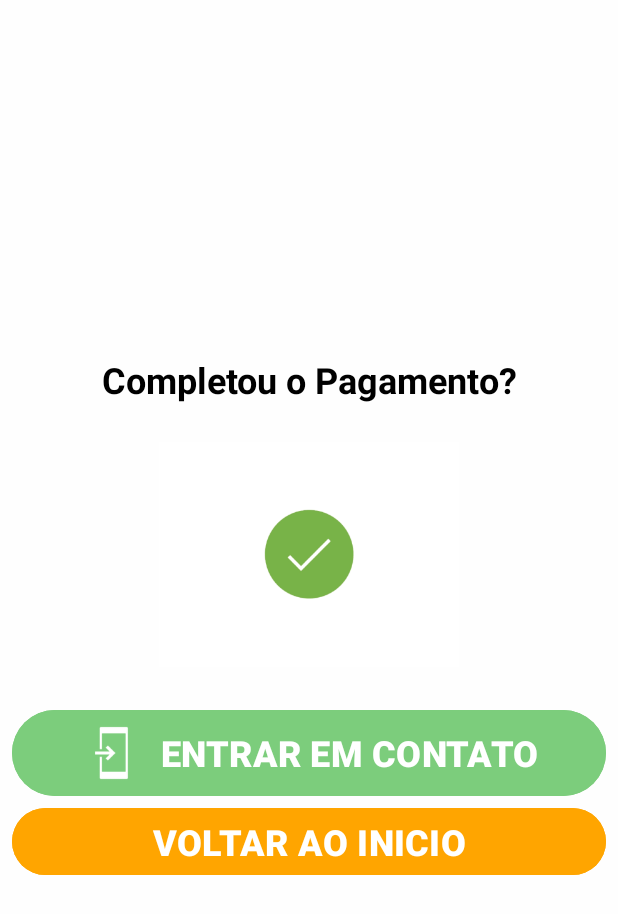
After one commit to gustavodias24/PediQueEuLevo, an Android app: the InstrucaoActivity screen opened directly, with no data from a screen before it, on a phone screen of 412 x 824 dp. The commit adds this screen. Shown: the top 914 px of the screen. Run offline under Robolectric (Android 15) with nearby library versions, the phone set to English and light mode, and no system bars; 1 statement that could not run was skipped.

Commit message:
app concluído

```diff
--- a/app/build.gradle.kts
+++ b/app/build.gradle.kts
@@ -36,6 +36,7 @@ android {
 
 dependencies {
 
+    implementation("pl.droidsonroids.gif:android-gif-drawable:1.2.28")
     implementation("com.squareup.retrofit2:retrofit:2.9.0")
     implementation("com.squareup.picasso:picasso:2.8")
     implementation("io.github.vicmikhailau:MaskedEditText:5.0.1")
--- /dev/null
+++ b/app/src/main/java/benicio/solucoes/pdiqueeulevo/InstrucaoActivity.java
@@ -0,0 +1,66 @@
+package benicio.solucoes.pdiqueeulevo;
+
+import androidx.appcompat.app.AppCompatActivity;
+import androidx.appcompat.app.AppCompatDelegate;
+
+import android.content.Intent;
+import android.net.Uri;
+import android.os.Bundle;
+
+import java.io.UnsupportedEncodingException;
+import java.net.URLEncoder;
+
+import benicio.solucoes.pdiqueeulevo.databinding.ActivityInstrucaoBinding;
+
+public class InstrucaoActivity extends AppCompatActivity {
+
+    private ActivityInstrucaoBinding mainBinding;
+
+    private Bundle b;
+    private String infoPedido;
+    @Override
+    protected void onCreate(Bundle savedInstanceState) {
+        super.onCreate(savedInstanceState);
+        mainBinding = ActivityInstrucaoBinding.inflate(getLayoutInflater());
+        setContentView(mainBinding.getRoot());
+
+        AppCompatDelegate.setDefaultNightMode(AppCompatDelegate.MODE_NIGHT_NO);
+
+        mainBinding.btnVoltarAoInicio.setOnClickListener( view -> {
+            finish();
+            startActivity(new Intent(this, LojaActivity.class));
+        });
+
+        b = getIntent().getExtras();
+        infoPedido = b.getString("infoPedido", "");
+
+
+        mainBinding.btnZap.setOnClickListener(
+                view ->
+                startActivity(new Intent(
+                        Intent.ACTION_VIEW, Uri.parse(convertToWhatsappLink("5591984044333", infoPedido))
+                )));
+    }
+
+
+    public static String convertToWhatsappLink(String phoneNumber, String message) {
+        try {
+            // Remover caracteres não numéricos do número de telefone
+            String cleanPhoneNumber = phoneNumber.replaceAll("[^0-9]", "");
+
+            // URL encode para a mensagem
+            String encodedMessage = URLEncoder.encode(message, "UTF-8");
+
+            // Criar o link do WhatsApp
+            String whatsappLink = "https://wa.me/" + cleanPhoneNumber;
+            if (!encodedMessage.isEmpty()) {
+                whatsappLink += "?text=" + encodedMessage;
+            }
+
+            return whatsappLink;
+
+        } catch (UnsupportedEncodingException ignored) {}
+
+        return null;
+    }
+}
--- a/app/src/main/java/benicio/solucoes/pdiqueeulevo/util/CarrinhoUtil.java
+++ b/app/src/main/java/benicio/solucoes/pdiqueeulevo/util/CarrinhoUtil.java
@@ -24,7 +24,7 @@ public class CarrinhoUtil {
 
         if ( t == 0){
             Toast.makeText(c, "Produto Adicionado!", Toast.LENGTH_SHORT).show();
-        }else{
+        }else if ( t == 1){
             Toast.makeText(c, "Produto Removido!", Toast.LENGTH_SHORT).show();
         }
 
--- /dev/null
+++ b/app/src/main/res/layout/activity_instrucao.xml
@@ -0,0 +1,56 @@
+<?xml version="1.0" encoding="utf-8"?>
+<LinearLayout xmlns:android="http://schemas.android.com/apk/res/android"
+    xmlns:app="http://schemas.android.com/apk/res-auto"
+    xmlns:tools="http://schemas.android.com/tools"
+    android:layout_width="match_parent"
+    android:layout_height="wrap_content"
+    android:layout_gravity="center"
+    android:background="#FEFEFE"
+    android:gravity="center|center_horizontal"
+    android:orientation="vertical"
+    android:padding="8dp"
+    tools:context=".InstrucaoActivity">
+
+    <TextView
+        android:id="@+id/textView3"
+        android:layout_width="match_parent"
+        android:layout_height="wrap_content"
+        android:layout_gravity="center"
+        android:gravity="center"
+        android:text="Completou o Pagamento?"
+        android:textColor="#000000"
+        android:textSize="24sp"
+        android:textStyle="bold" />
+
+    <pl.droidsonroids.gif.GifImageView
+        android:layout_width="200dp"
+        android:layout_height="200dp"
+        android:layout_gravity="center"
+        android:src="@drawable/completed" />
+
+    <Button
+        android:id="@+id/btn_zap"
+        android:layout_width="match_parent"
+        android:layout_height="wrap_content"
+        android:backgroundTint="@color/verde"
+        android:text="Entrar em Contato"
+        android:textAllCaps="true"
+        android:textSize="24sp"
+        android:textStyle="bold"
+        app:icon="@drawable/common_full_open_on_phone"
+        app:iconGravity="textStart"
+        app:iconSize="45dp" />
+
+    <Button
+        android:id="@+id/btn_voltar_ao_inicio"
+        android:layout_width="match_parent"
+        android:layout_height="wrap_content"
+        android:backgroundTint="@color/amarelo"
+        android:text="Voltar ao Inicio"
+        android:textAllCaps="true"
+        android:textSize="24sp"
+        android:textStyle="bold"
+        app:iconGravity="textStart"
+        app:iconSize="45dp" />
+
+</LinearLayout>
--- a/settings.gradle.kts
+++ b/settings.gradle.kts
@@ -3,6 +3,7 @@ pluginManagement {
         google()
         mavenCentral()
         gradlePluginPortal()
+
     }
 }
 dependencyResolutionManagement {
@@ -10,6 +11,7 @@ dependencyResolutionManagement {
     repositories {
         google()
         mavenCentral()
+
     }
 }
 
```
Also changed, not shown: app/src/main/AndroidManifest.xml (+6 -4 lines), app/src/main/java/benicio/solucoes/pdiqueeulevo/CarrinhoActivity.java (+59 -11 lines), app/src/main/java/benicio/solucoes/pdiqueeulevo/model/ItemModel.java (+7 -7 lines), app/src/main/res/drawable/completed.gif (added).
